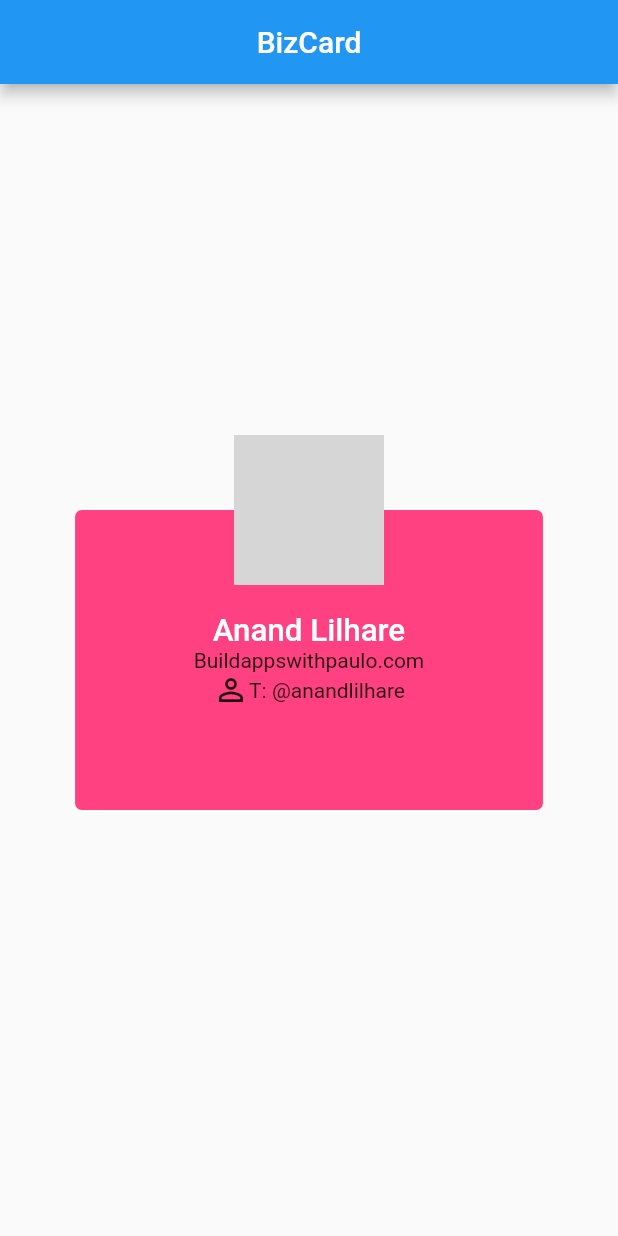
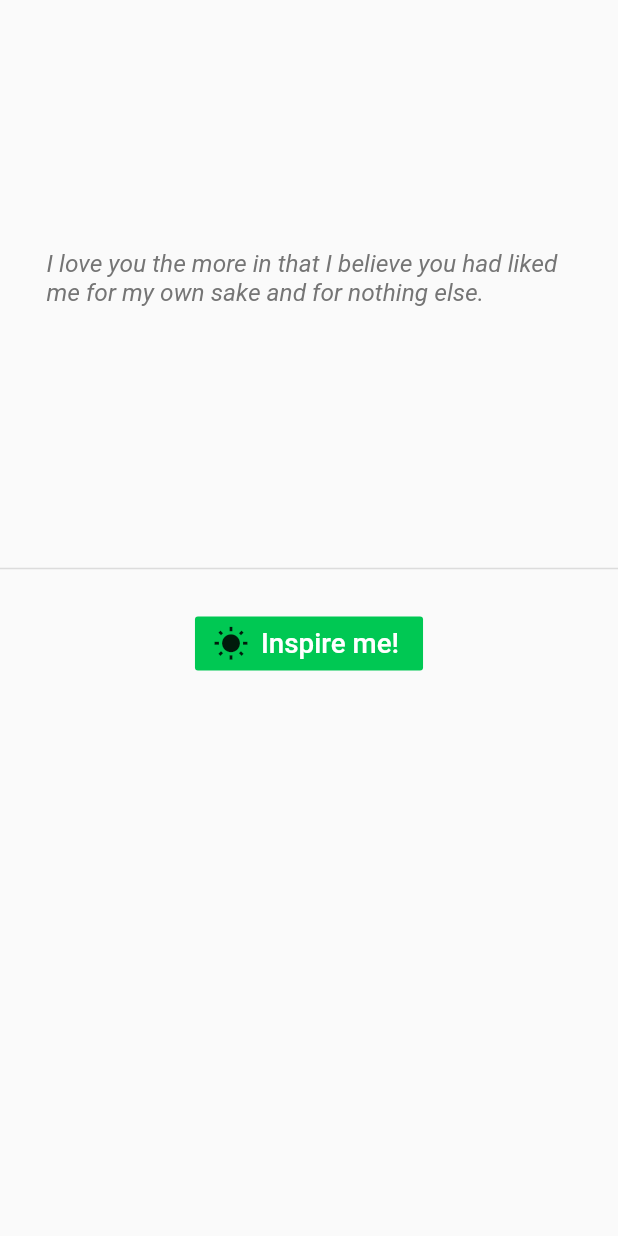
Before and after one commit to anandl-cuelogic/FlutterTraingProject, a Flutter app: the screen it shows after launch, on a phone screen of 412 x 824 dp. Run offline on Flutter 3.47's test engine with Material 2 defaults, Android fonts, the phone set to English and light mode, and no system bars; grey boxes are pictures that could not be loaded.

Commit message:
Completing Section 14

```diff
--- a/bizcard/lib/main.dart
+++ b/bizcard/lib/main.dart
@@ -2,5 +2,5 @@ import 'package:bizcard/ui/home.dart';
 import 'package:flutter/material.dart';
 
 void main() => runApp(new MaterialApp(
-  home: BizCard(),
+  home: Wisdom(),
 ));
--- a/bizcard/lib/ui/home.dart
+++ b/bizcard/lib/ui/home.dart
@@ -1,10 +1,76 @@
-
-
 import 'package:flutter/material.dart';
 
+class Wisdom extends StatefulWidget {
+  @override
+  _WisdomState createState() => _WisdomState();
+}
 
+class _WisdomState extends State<Wisdom> {
+  List quotes = [
+    "I love you the more in that I believe you had liked me for my own sake and for nothing else.",
+    "But man is not made for defeat. A man can be destroyed but not defeated.",
+    "When you reach the end of your rope, tie a knot in it and hang on.",
+    "There is nothing permanent except change.",
+    "You cannot shake hands with a clenched fist.",
+    "Let us sacrifice our today so that our children can have a better tomorrow.",
+    "Do not mind anything that anyone tells you about anyone else. Judge everyone and everything for yourself."
+  ];
+  int _index = 0;
 
+  @override
+  Widget build(BuildContext context) {
+    return Scaffold(
+      body: Container(
+        child: Column(
+          mainAxisAlignment: MainAxisAlignment.center,
+          children: <Widget>[
+            Expanded(
+              child: Center(
+                child: Container(
+                    width: 350,
+                    height: 200,
+                    margin: EdgeInsets.all(30.0),
+                    decoration: BoxDecoration(
+                      color: Colors.transparent,
+                      borderRadius: BorderRadius.circular(14.5),
+                    ),
+                    child: Center(child: Text(quotes[_index % quotes.length],
+                    style: TextStyle(
+                      color: Colors.grey.shade600,
+                      fontStyle: FontStyle.italic,
+                      fontSize: 16.25
+                    ),
 
+                    ))),
+              ),
+            ),
+            Divider(
+              thickness: 1.0,
+            ),
+            Padding(
+              padding: const EdgeInsets.only(top: 18.0),
+              child: FlatButton.icon(
+                  onPressed: _showQuote,
+                  color: Colors.greenAccent.shade700,
+                  icon: Icon(Icons.wb_sunny),
+                  label: Text(
+                    "Inspire me!",
+                    style: TextStyle(fontSize: 18.5, color: Colors.white),
+                  )),
+            ),
+            Spacer()
+          ],
+        ),
+      ),
+    );
+  }
+
+  void _showQuote() {
+    setState(() {
+      _index += 1;
+    });
+  }
+}
 
 class ScaffoldExample extends StatelessWidget {
   @override
@@ -12,7 +78,6 @@ class ScaffoldExample extends StatelessWidget {
     return Container();
   }
 }
-
 
 class CustomButton extends StatelessWidget {
   @override
@@ -28,13 +93,11 @@ class Home extends StatelessWidget {
   }
 }
 
-
 class BizCard extends StatelessWidget {
   @override
   Widget build(BuildContext context) {
     return Scaffold(
-
-       appBar: AppBar (
+      appBar: AppBar(
         title: Text("BizCard"),
         centerTitle: true,
       ),
@@ -42,15 +105,9 @@ class BizCard extends StatelessWidget {
         alignment: Alignment.center,
         child: Stack(
           alignment: Alignment.topCenter,
-           children: <Widget>[
-             _getCard(),
-             _getAvatar()
-           ],
+          children: <Widget>[_getCard(), _getAvatar()],
         ),
-
       ),
-
-
     );
   }
 
@@ -60,17 +117,17 @@ class BizCard extends StatelessWidget {
       height: 200,
       margin: EdgeInsets.all(50.05),
       decoration: BoxDecoration(
-        color: Colors.pinkAccent,
-          borderRadius: BorderRadius.circular(4.5)
-      ),
+          color: Colors.pinkAccent, borderRadius: BorderRadius.circular(4.5)),
       child: Column(
         mainAxisAlignment: MainAxisAlignment.center,
         children: <Widget>[
-         Text("Anand Lilhare",
-         style: TextStyle( fontSize:  20.9,
+          Text(
+            "Anand Lilhare",
+            style: TextStyle(
+                fontSize: 20.9,
                 color: Colors.white,
-         fontWeight: FontWeight.w500),),
-
+                fontWeight: FontWeight.w500),
+          ),
           Text("Buildappswithpaulo.com"),
           Row(
             mainAxisAlignment: MainAxisAlignment.center,
@@ -82,18 +139,19 @@ class BizCard extends StatelessWidget {
         ],
       ),
     );
-
   }
 
   Container _getAvatar() {
-    return Container (
+    return Container(
       width: 100,
       height: 100,
       decoration: BoxDecoration(
         color: Colors.white,
-        borderRadius: BorderRadius.all(Radius.circular(50.0)) ,
+        borderRadius: BorderRadius.all(Radius.circular(50.0)),
         border: Border.all(color: Colors.redAccent, width: 1.2),
-        image: DecorationImage(image: NetworkImage("https://picsum.photos/300/300"),fit:BoxFit.cover),
+        image: DecorationImage(
+            image: NetworkImage("https://picsum.photos/300/300"),
+            fit: BoxFit.cover),
       ),
     );
   }
```
Lines whose indentation alone changed are shown as unchanged.
